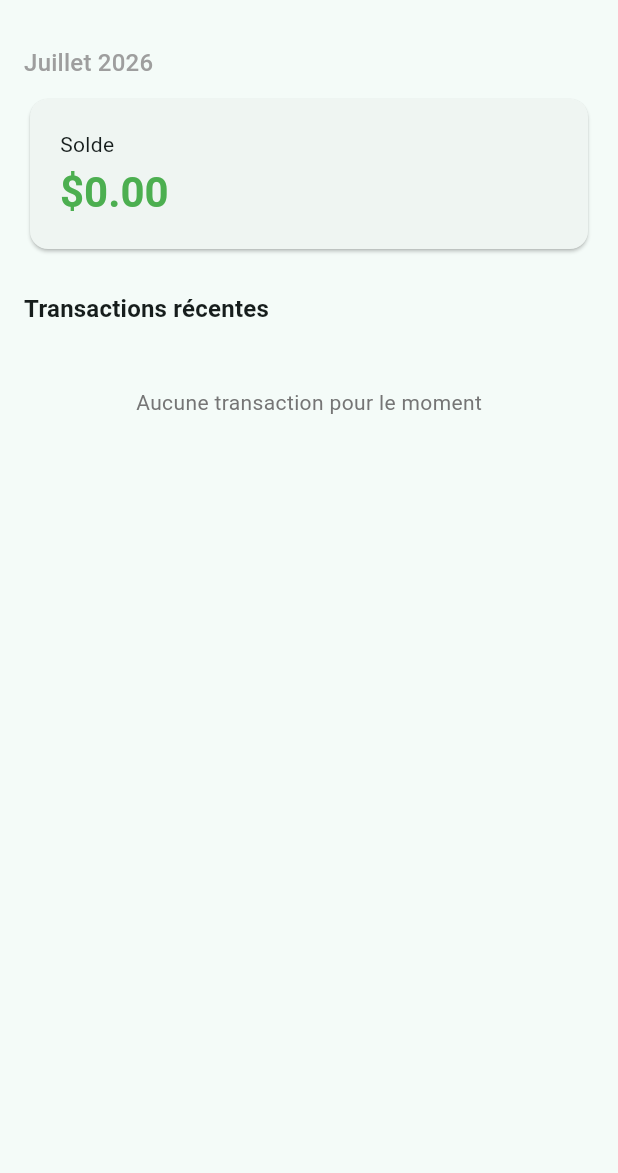
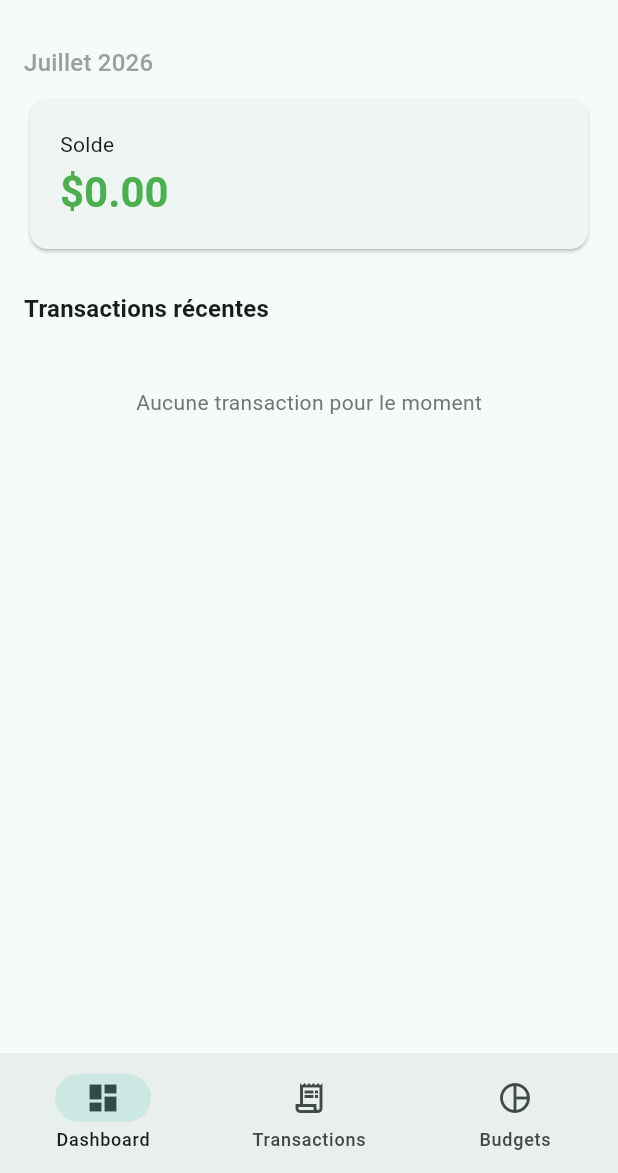
Before and after one commit to Yoctiiking/kashflo-app, a Flutter app: the screen it shows once a user with an empty profile is signed in, on a phone screen of 412 x 824 dp, the part 63-1236 px from its top. Run offline on Flutter 3.47's test engine with Material 3 defaults, Android fonts, the phone set to English and light mode, and no system bars; our stand-ins replace cloud_firestore, firebase_auth, firebase_core, go_router; accounts and stored records are empty.

```diff
--- a/lib/main.dart
+++ b/lib/main.dart
@@ -1,5 +1,6 @@
 import 'package:flutter/material.dart';
 import 'package:firebase_core/firebase_core.dart';
+import 'package:kashflo_mobile/providers/budget_provider.dart';
 import 'package:provider/provider.dart';
 import 'firebase_options.dart';
 import 'providers/auth_provider.dart';
@@ -27,6 +28,11 @@ class KashFloApp extends StatelessWidget {
           update: (_, auth, previous) =>
           previous!..updateUser(auth.user?.uid),
         ),
+        ChangeNotifierProxyProvider<AuthProvider, BudgetProvider>(
+          create: (_) => BudgetProvider(),
+          update: (_, auth, previous) =>
+          previous!..updateUser(auth.user?.uid),
+        ),
       ],
       child: MaterialApp.router(
         title: 'Kash Flo',
--- a/lib/providers/transaction_provider.dart
+++ b/lib/providers/transaction_provider.dart
@@ -66,4 +66,8 @@ class TransactionProvider extends ChangeNotifier {
   Future<void> addTransaction(String uid, TransactionModel tx) {
     return _service.addTransaction(uid, tx);
   }
+
+  /// Toutes les transactions chargées, sans filtre de mois
+  /// (nécessaire pour le calcul des budgets jour/semaine/mois)
+  List<TransactionModel> get allTransactions => _transactions;
 }
--- a/lib/routes/app_router.dart
+++ b/lib/routes/app_router.dart
@@ -1,11 +1,13 @@
 import 'dart:async';
-
-import 'package:flutter/cupertino.dart';
+import 'package:flutter/material.dart';
 import 'package:go_router/go_router.dart';
 import 'package:firebase_auth/firebase_auth.dart';
 import '../screens/auth/login_screen.dart';
 import '../screens/auth/register_screen.dart';
 import '../screens/dashboard/dashboard_screen.dart';
+import '../screens/transactions/transactions_screen.dart';
+import '../screens/budgets/budgets_screen.dart';
+import '../screens/shell/main_shell.dart';
 
 class AppRouter {
   static final router = GoRouter(
@@ -23,12 +25,31 @@ class AppRouter {
     routes: [
       GoRoute(path: '/login', builder: (context, state) => const LoginScreen()),
       GoRoute(path: '/register', builder: (context, state) => const RegisterScreen()),
-      GoRoute(path: '/dashboard', builder: (context, state) => const DashboardScreen()),
+      StatefulShellRoute.indexedStack(
+        builder: (context, state, navigationShell) =>
+            MainShell(navigationShell: navigationShell),
+        branches: [
+          StatefulShellBranch(
+            routes: [
+              GoRoute(path: '/dashboard', builder: (context, state) => const DashboardScreen()),
+            ],
+          ),
+          StatefulShellBranch(
+            routes: [
+              GoRoute(path: '/transactions', builder: (context, state) => const TransactionsScreen()),
+            ],
+          ),
+          StatefulShellBranch(
+            routes: [
+              GoRoute(path: '/budgets', builder: (context, state) => const BudgetsScreen()),
+            ],
+          ),
+        ],
+      ),
     ],
   );
 }
 
-// Petite classe utilitaire pour convertir un Stream en Listenable
 class GoRouterRefreshStream extends ChangeNotifier {
   late final StreamSubscription _subscription;
 
--- /dev/null
+++ b/lib/screens/shell/main_shell.dart
@@ -0,0 +1,42 @@
+import 'package:flutter/material.dart';
+import 'package:go_router/go_router.dart';
+
+class MainShell extends StatelessWidget {
+  final StatefulNavigationShell navigationShell;
+
+  const MainShell({super.key, required this.navigationShell});
+
+  @override
+  Widget build(BuildContext context) {
+    return Scaffold(
+      body: navigationShell,
+      bottomNavigationBar: NavigationBar(
+        selectedIndex: navigationShell.currentIndex,
+        onDestinationSelected: (index) {
+          navigationShell.goBranch(
+            index,
+            // Retourne à la racine de l'onglet si on retape dessus déjà actif
+            initialLocation: index == navigationShell.currentIndex,
+          );
+        },
+        destinations: const [
+          NavigationDestination(
+            icon: Icon(Icons.dashboard_outlined),
+            selectedIcon: Icon(Icons.dashboard),
+            label: 'Dashboard',
+          ),
+          NavigationDestination(
+            icon: Icon(Icons.receipt_long_outlined),
+            selectedIcon: Icon(Icons.receipt_long),
+            label: 'Transactions',
+          ),
+          NavigationDestination(
+            icon: Icon(Icons.pie_chart_outline),
+            selectedIcon: Icon(Icons.pie_chart),
+            label: 'Budgets',
+          ),
+        ],
+      ),
+    );
+  }
+}
```
Also changed, not shown: lib/providers/budget_provider.dart (added, +95 -0 lines), lib/screens/budgets/add_budget_sheet.dart (added, +149 -0 lines), lib/screens/budgets/budgets_screen.dart (added, +160 -0 lines), lib/screens/transactions/add_transaction_sheet.dart (+38 -16 lines), lib/screens/transactions/transactions_screen.dart (renamed from lib/screens/transactions/transaction_screen.dart).
